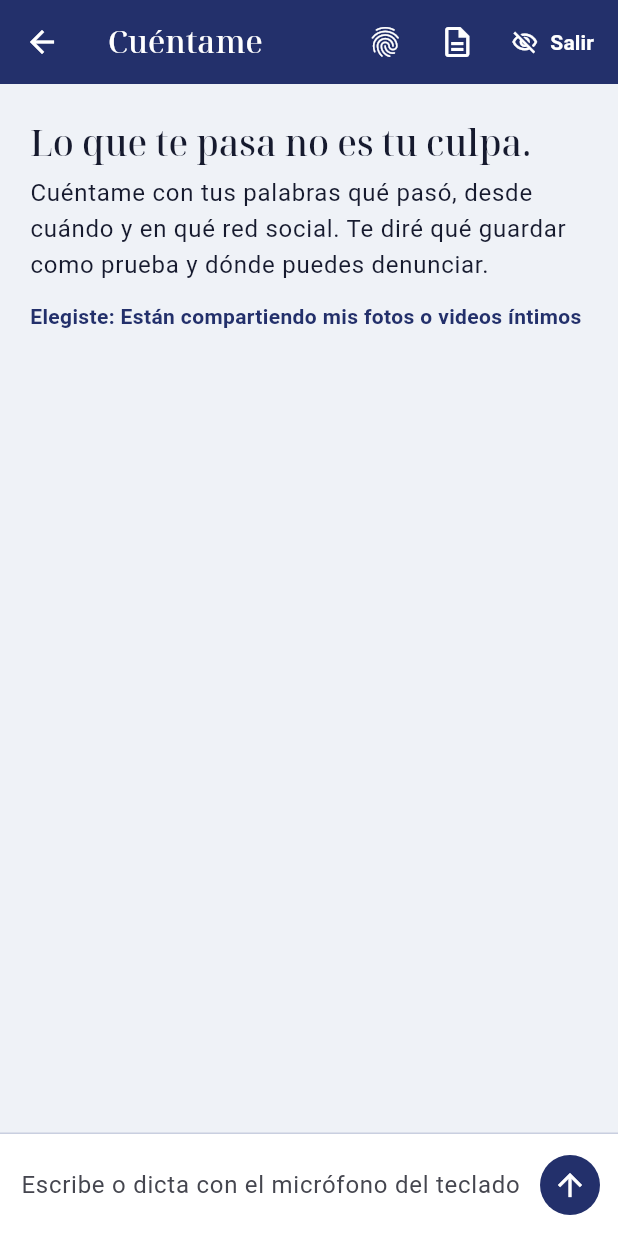
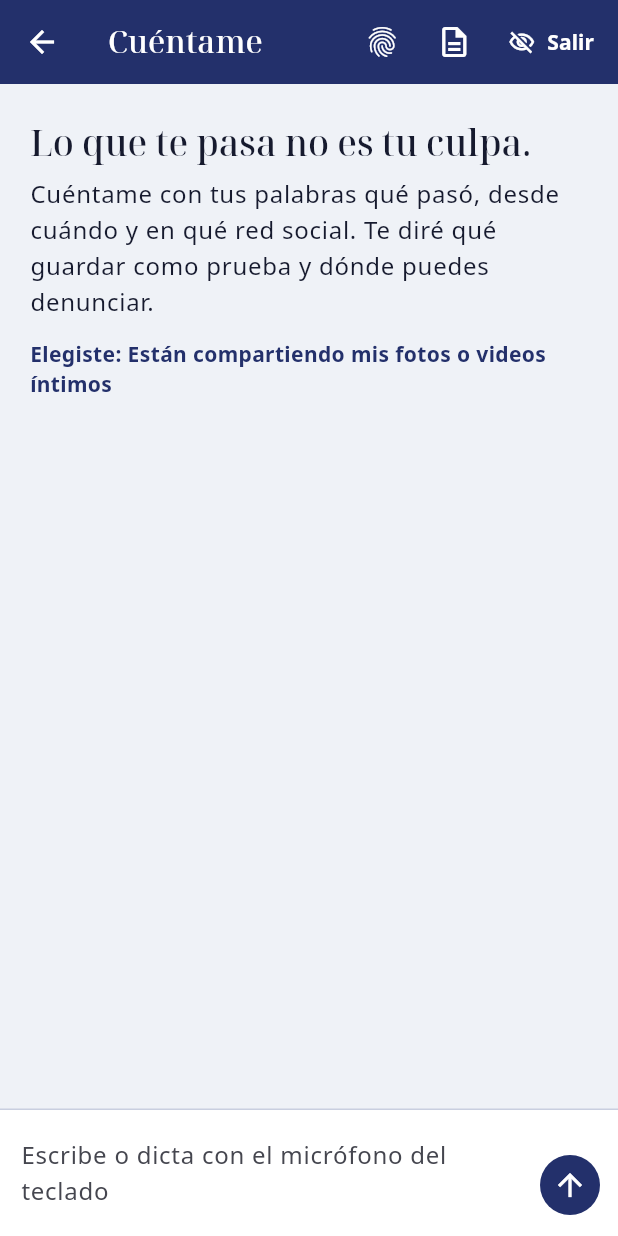
Before and after one commit to EstebanSantiag0/Resguarda, a Flutter app: the screen it shows after launch, after a tap on "Están compartiendo mis fotos o videos ín", on a phone screen of 412 x 824 dp. Run offline on Flutter 3.47's test engine with Material 3 defaults, Android fonts, the phone set to English and light mode, and no system bars; our stand-ins replace file_picker, share_plus.

Commit message:
Ícono de Resguarda, pantalla de arranque nativa y web sin descargas al abrir
Co-Authored-By: Claude Opus 5.5 <noreply@anthropic.com>

```diff
--- a/lib/screens/chat.dart
+++ b/lib/screens/chat.dart
@@ -88,7 +88,7 @@ class _ChatState extends State<Chat> {
               Expanded(
                 child: ListView(
                   controller: _scroll,
-                  padding: const EdgeInsets.fromLTRB(14, 16, 14, 8),
+                  padding: EdgeInsets.fromLTRB(margenLateral(context) - 6, 16, margenLateral(context) - 6, 8),
                   children: [
                     if (mensajes.isEmpty) _Bienvenida(situacion: _sesion.situacion),
                     for (final m in mensajes) Burbuja(key: ObjectKey(m), mensaje: m),
@@ -143,7 +143,7 @@ class _Entrada extends StatelessWidget {
   Widget build(BuildContext context) {
     return Container(
       decoration: const BoxDecoration(color: Colors.white, border: Border(top: BorderSide(color: Paleta.hilo))),
-      padding: EdgeInsets.fromLTRB(14, 10, 8, MediaQuery.of(context).padding.bottom + 10),
+      padding: EdgeInsets.fromLTRB(margenLateral(context) - 6, 10, margenLateral(context) - 12, MediaQuery.of(context).padding.bottom + 10),
       child: Row(
         crossAxisAlignment: CrossAxisAlignment.end,
         children: [
--- a/lib/screens/denuncia.dart
+++ b/lib/screens/denuncia.dart
@@ -83,7 +83,7 @@ class _DenunciaState extends State<Denuncia> {
     return Scaffold(
       appBar: AppBar(title: const Text('Preparar denuncia')),
       body: ListView(
-        padding: const EdgeInsets.all(20),
+        padding: EdgeInsets.symmetric(horizontal: margenLateral(context), vertical: 20),
         children: [
           Text(explicacion, style: texto.bodyLarge),
           const SizedBox(height: 18),
--- a/lib/screens/evidencias.dart
+++ b/lib/screens/evidencias.dart
@@ -59,7 +59,7 @@ class _EvidenciasState extends State<Evidencias> {
       body: ListenableBuilder(
         listenable: _sesion,
         builder: (context, _) => ListView(
-          padding: const EdgeInsets.all(20),
+          padding: EdgeInsets.symmetric(horizontal: margenLateral(context), vertical: 20),
           children: [
             Text(
               'Sube capturas de la publicación, del perfil y de los mensajes. No subas las imágenes íntimas.',
--- a/lib/screens/inicio.dart
+++ b/lib/screens/inicio.dart
@@ -19,13 +19,14 @@ class Inicio extends StatelessWidget {
   @override
   Widget build(BuildContext context) {
     final texto = Theme.of(context).textTheme;
+    final m = margenLateral(context);
     return Scaffold(
       body: CustomScrollView(
         slivers: [
           SliverToBoxAdapter(
             child: Container(
               color: Paleta.anil,
-              padding: EdgeInsets.fromLTRB(22, MediaQuery.of(context).padding.top + 8, 12, 0),
+              padding: EdgeInsets.fromLTRB(m, MediaQuery.of(context).padding.top + 8, m - 8, 0),
               child: Column(
                 crossAxisAlignment: CrossAxisAlignment.start,
                 children: [
@@ -45,11 +46,11 @@ class Inicio extends StatelessWidget {
             ),
           ),
           SliverPadding(
-            padding: const EdgeInsets.fromLTRB(20, 26, 20, 8),
+            padding: EdgeInsets.fromLTRB(m, 26, m, 8),
             sliver: SliverToBoxAdapter(child: Text('¿Qué está pasando?', style: texto.headlineSmall)),
           ),
           SliverPadding(
-            padding: const EdgeInsets.symmetric(horizontal: 20),
+            padding: EdgeInsets.symmetric(horizontal: m),
             sliver: SliverList.separated(
               itemCount: situaciones.length,
               separatorBuilder: (_, _) => const SizedBox(height: 10),
@@ -70,7 +71,7 @@ class Inicio extends StatelessWidget {
             ),
           ),
           SliverPadding(
-            padding: const EdgeInsets.fromLTRB(20, 14, 20, 0),
+            padding: EdgeInsets.fromLTRB(m, 14, m, 0),
             sliver: SliverToBoxAdapter(
               child: _Entrada(
                 orden: situaciones.length,
@@ -129,7 +130,7 @@ class _Emergencia extends StatelessWidget {
     final texto = Theme.of(context).textTheme;
     return Container(
       decoration: const BoxDecoration(color: Colors.white, border: Border(top: BorderSide(color: Paleta.hilo))),
-      padding: EdgeInsets.fromLTRB(20, 12, 20, MediaQuery.of(context).padding.bottom + 14),
+      padding: EdgeInsets.fromLTRB(margenLateral(context), 12, margenLateral(context), MediaQuery.of(context).padding.bottom + 14),
       child: Column(
         mainAxisSize: MainAxisSize.min,
         crossAxisAlignment: CrossAxisAlignment.start,
--- a/lib/theme.dart
+++ b/lib/theme.dart
@@ -1,3 +1,5 @@
+import 'dart:math' as math;
+
 import 'package:flutter/material.dart';
 
 /// Paleta tomada de los tintes naturales de Oaxaca: añil y grana cochinilla.
@@ -16,9 +18,13 @@ const fuenteTitulos = 'NotoSerifDisplay';
 Duration movimiento(BuildContext context, int ms) =>
     MediaQuery.of(context).disableAnimations ? Duration.zero : Duration(milliseconds: ms);
 
+/// Margen lateral: 20 px en el celular; en web o tableta centra el contenido a 680 px de ancho.
+double margenLateral(BuildContext context) => math.max(20, (MediaQuery.sizeOf(context).width - 680) / 2);
+
 ThemeData temaResguarda() {
   final base = ThemeData(
     useMaterial3: true,
+    fontFamily: 'NotoSans',
     colorScheme: ColorScheme.fromSeed(
       seedColor: Paleta.anil,
       primary: Paleta.anil,
@@ -33,9 +39,9 @@ ThemeData temaResguarda() {
         .copyWith(
           displaySmall: const TextStyle(fontFamily: fuenteTitulos, fontWeight: FontWeight.w700, fontSize: 34, height: 1.1),
           headlineSmall: const TextStyle(fontFamily: fuenteTitulos, fontWeight: FontWeight.w500, fontSize: 24, height: 1.2),
-          titleMedium: const TextStyle(fontWeight: FontWeight.w600, fontSize: 16, height: 1.35),
-          bodyLarge: const TextStyle(fontSize: 16, height: 1.5),
-          bodyMedium: const TextStyle(fontSize: 14, height: 1.45),
+          titleMedium: const TextStyle(fontFamily: 'NotoSans', fontWeight: FontWeight.w600, fontSize: 16, height: 1.35),
+          bodyLarge: const TextStyle(fontFamily: 'NotoSans', fontSize: 16, height: 1.5),
+          bodyMedium: const TextStyle(fontFamily: 'NotoSans', fontSize: 14, height: 1.45),
         )
         .apply(bodyColor: Paleta.tinta, displayColor: Paleta.tinta),
     appBarTheme: const AppBarTheme(
```
Also changed, not shown: pubspec.yaml (+23 -0 lines), assets/fonts/NotoSans-Bold.ttf (added), assets/fonts/NotoSans-Medium.ttf (added), assets/fonts/NotoSans-Regular.ttf (added), assets/icon/icon.png (added), assets/icon/icon_limpio.png (added), pubspec.lock, 56 other files.
